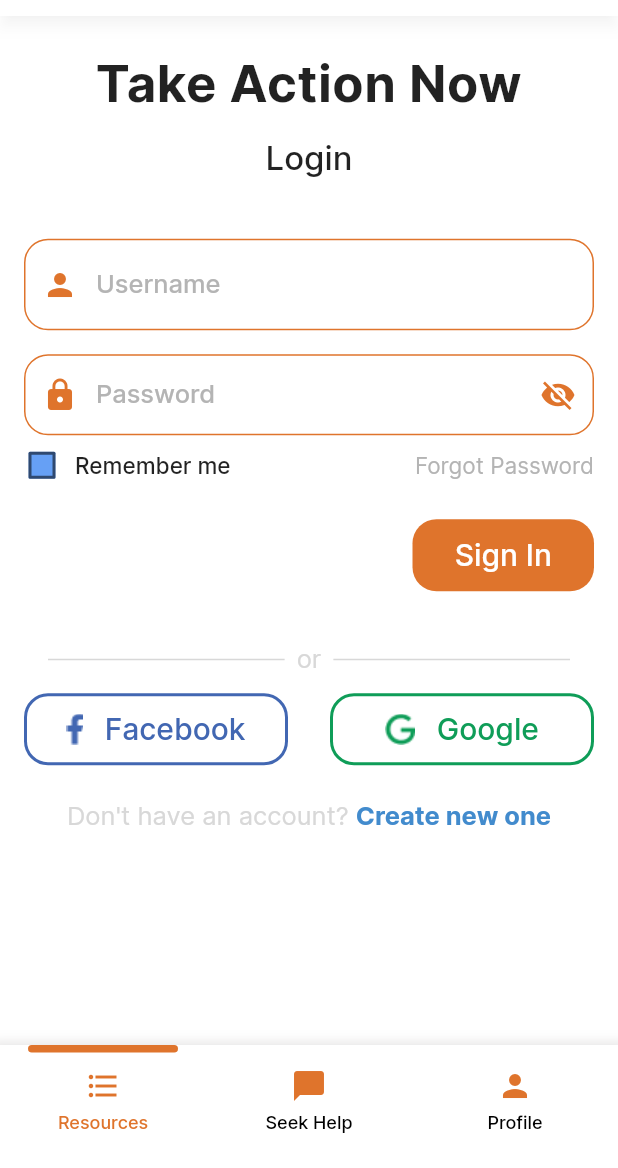
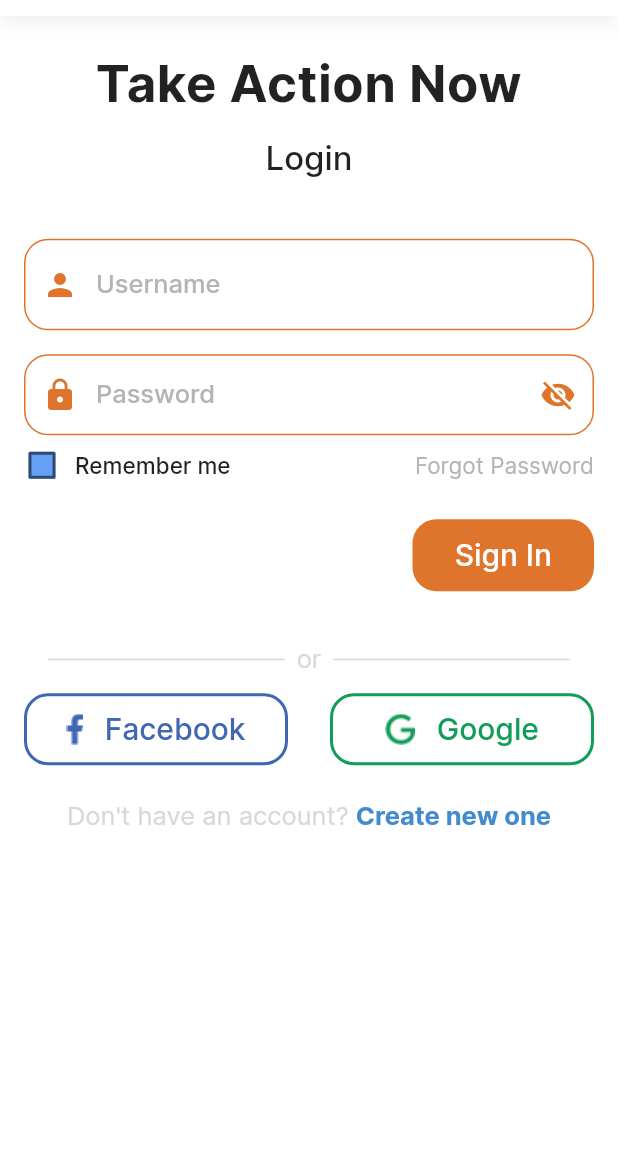
Before and after one commit to TritonSE/CBL-Mobile-Application, a Flutter app: the TakeActionPage screen opened by its route, on a phone screen of 412 x 824 dp, the part 68-1236 px from its top. Run offline on Flutter 3.47's test engine with Material 2 defaults, Android fonts, the phone set to English and light mode, and no system bars; our stand-ins replace cloud_firestore, firebase_auth, firebase_core; accounts and stored records are empty.

Commit message:
Removed bottom nav bar on login page

```diff
--- a/lib/pages/take_action.dart
+++ b/lib/pages/take_action.dart
@@ -78,7 +78,6 @@ class _TakeActionPageState extends State<TakeActionPage> {
     return Scaffold(
       backgroundColor: Colors.white,
       appBar: const Header(),
-      bottomNavigationBar: CustomNavBar(currentPage: 'Resources'),
       body: SingleChildScrollView(
         child: Padding(
           padding: const EdgeInsets.symmetric(
```
